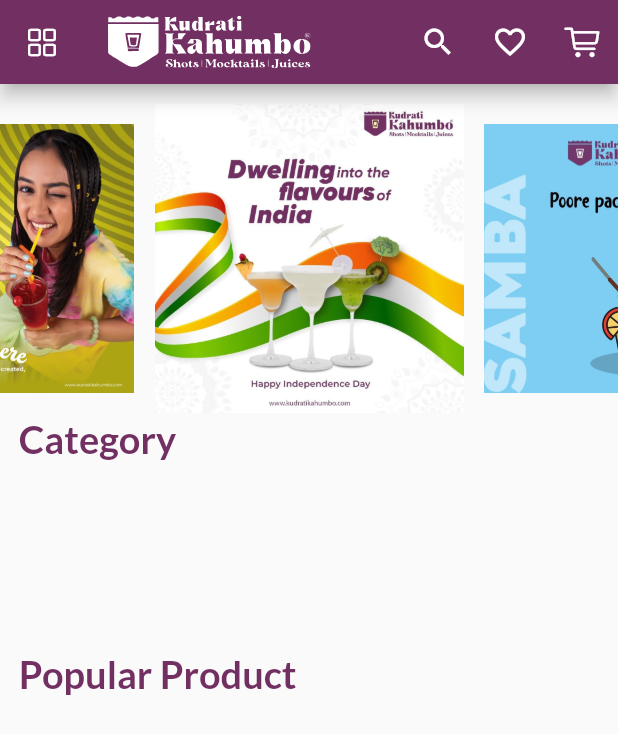
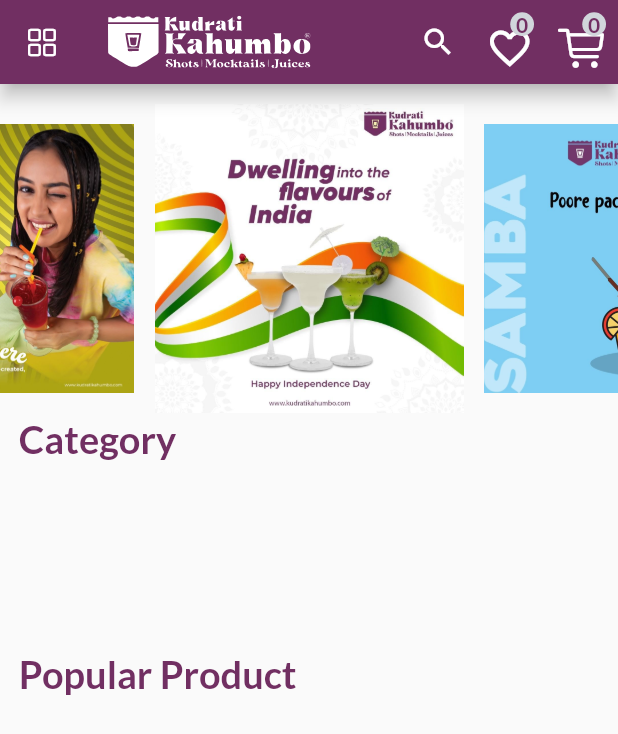
Before and after one commit to JaiminHapani7269/kudrati_kahumbo, a Flutter app: the HomePage screen opened by its route, on a phone screen of 412 x 824 dp. Shown: the top 734 px of the screen. Run offline on Flutter 3.47's test engine with Material 2 defaults, Android fonts, the phone set to English and light mode, and no system bars; drawn by our look-alikes of carousel_slider; our stand-ins replace cloud_firestore, firebase_auth, firebase_core, flutter_svg, fluttertoast, get and 4 more; accounts and stored records are empty; generated files the repository leaves out were written again.

Commit message:
"all Done for now"

```diff
--- a/lib/screen/auth/otp_screen.dart
+++ b/lib/screen/auth/otp_screen.dart
@@ -186,6 +186,5 @@ class _OTPScreenState extends State<OTPScreen> {
         .collection("customer")
         .doc(user!.uid)
         .set(userModel.toMap());
-    Fluttertoast.showToast(msg: "Account created succefuly :)");
   }
 }
--- a/lib/screen/auth/regisration_screen.dart
+++ b/lib/screen/auth/regisration_screen.dart
@@ -192,6 +192,7 @@ class _RegistrationScreenState extends State<RegistrationScreen> {
 
   Future<void> signInWithPhone() async {
     if (_formKey.currentState!.validate()) {
+      Navigator.pushReplacementNamed(context, "otp");
       await FirebaseAuth.instance.verifyPhoneNumber(
         phoneNumber: "${countryCode.text + mobile.text}",
         verificationCompleted: (PhoneAuthCredential credential) {},
@@ -199,7 +200,6 @@ class _RegistrationScreenState extends State<RegistrationScreen> {
           Fluttertoast.showToast(msg: "Auth Failed!");
         },
         codeSent: (String verificationId, int? resendToken) async {
-          Navigator.pushReplacementNamed(context, "otp");
           Fluttertoast.showToast(msg: "OTP Sent :)");
           RegistrationScreen.verify = verificationId;
           RegistrationScreen.username = userName.text;
--- a/lib/screen/home_page.dart
+++ b/lib/screen/home_page.dart
@@ -11,7 +11,7 @@ import 'package:kudrati_kahumbo/utils/app_colors.dart';
 import 'package:kudrati_kahumbo/utils/dimensions.dart';
 import 'package:kudrati_kahumbo/widgets/drawer.dart';
 import 'package:kudrati_kahumbo/widgets/single_popular.dart';
-
+import 'package:velocity_x/velocity_x.dart';
 import '../model/user_model.dart';
 
 class HomePage extends StatefulWidget {
@@ -64,16 +64,54 @@ class _HomePageState extends State<HomePage> {
                 );
               },
               icon: const Icon(Icons.search_outlined)),
-          IconButton(
+          StreamBuilder(
+            stream: FirebaseFirestore.instance
+                .collection("wishlist")
+                .doc(FirebaseAuth.instance.currentUser!.uid)
+                .collection("userWishlist")
+                .snapshots(),
+            builder: (context, AsyncSnapshot<QuerySnapshot> snapshot) {
+              return IconButton(
                 onPressed: () {
                   Navigator.of(context).pushNamed('wishlist');
                 },
-              icon: const Icon(Icons.favorite_outline)),
-          IconButton(
+                icon: Icon(
+                  Icons.favorite_outline,
+                  size: Dimensions.h30,
+                ).badge(
+                  color: Vx.gray300,
+                  size: Dimensions.h15,
+                  count: snapshot.data!.docs.length,
+                  textStyle: const TextStyle(
+                      color: AppColors.mainPurple, fontWeight: FontWeight.bold),
+                ),
+              );
+            },
+          ),
+          StreamBuilder(
+            stream: FirebaseFirestore.instance
+                .collection("cart")
+                .doc(FirebaseAuth.instance.currentUser!.uid)
+                .collection("userCart")
+                .snapshots(),
+            builder: (context, AsyncSnapshot<QuerySnapshot> snapshot) {
+              return IconButton(
                 onPressed: () {
                   Navigator.of(context).pushNamed('cart');
                 },
-              icon: const Icon(CupertinoIcons.shopping_cart)),
+                icon: Icon(
+                  CupertinoIcons.shopping_cart,
+                  size: Dimensions.h30,
+                ).badge(
+                  color: Vx.gray300,
+                  size: Dimensions.h15,
+                  count: snapshot.data!.docs.length,
+                  textStyle: const TextStyle(
+                      color: AppColors.mainPurple, fontWeight: FontWeight.bold),
+                ),
+              );
+            },
+          ),
         ],
       ),
       drawer: CustomDrawer(
--- a/pubspec.yaml
+++ b/pubspec.yaml
@@ -43,9 +43,10 @@ dependencies:
   get: ^4.6.5
   google_fonts: ^3.0.1
   google_sign_in: ^5.4.1
-  pinput: ^2.2.12
+  pinput: ^2.2.31
   provider: ^6.0.5
   shared_preferences: ^2.0.15
+  velocity_x: ^3.6.0
 
 dev_dependencies:
   flutter_lints: ^2.0.0
```
Also changed, not shown: lib/screen/category_product_screen.dart (+50 -8 lines), pubspec.lock. Lines whose indentation alone changed are shown as unchanged.
